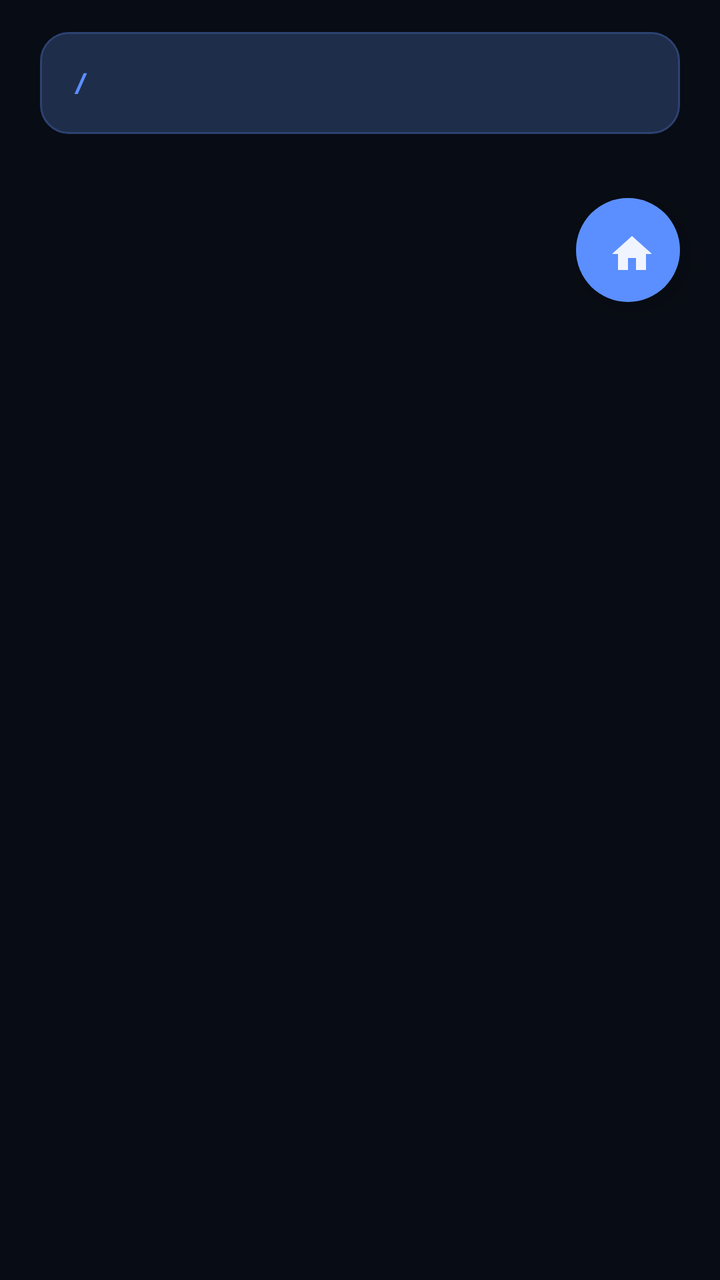
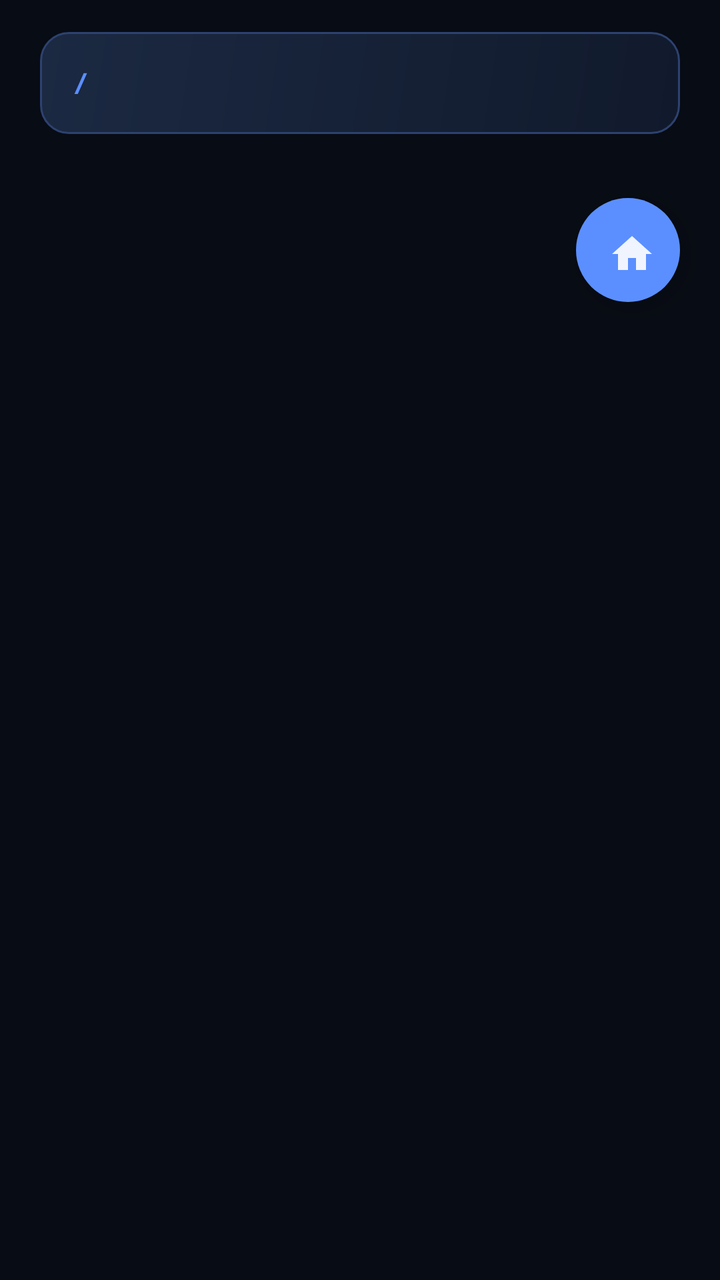

Before-and-after screenshots of an Android layout around one commit, followed by the original layout XML and the change that was made.
<!-- AndroidManifest.xml: application theme Theme.EZBox -->
<!-- res/layout/fragment_file_manager.xml -->
<?xml version="1.0" encoding="utf-8"?>
<LinearLayout xmlns:android="http://schemas.android.com/apk/res/android"
    xmlns:app="http://schemas.android.com/apk/res-auto"
    android:layout_width="match_parent"
    android:layout_height="match_parent"
    android:orientation="vertical"
    android:background="@color/ezos_bg_base">

    
    <LinearLayout
        android:layout_width="match_parent"
        android:layout_height="wrap_content"
        android:orientation="horizontal"
        android:gravity="center_vertical"
        android:padding="16dp"
        android:background="@drawable/card_glow_bg"
        android:layout_marginHorizontal="20dp"
        android:layout_marginTop="16dp"
        android:layout_marginBottom="12dp">

        <TextView
            android:id="@+id/tvPath"
            android:layout_width="0dp"
            android:layout_height="wrap_content"
            android:layout_weight="1"
            android:text="/"
            android:textColor="@color/ezos_accent"
            android:textSize="14sp"
            android:textStyle="bold"
            android:fontFamily="monospace" />
    </LinearLayout>

    
    <com.google.android.material.floatingactionbutton.FloatingActionButton
        android:id="@+id/fabGoHome"
        android:layout_width="52dp"
        android:layout_height="52dp"
        android:layout_gravity="bottom|end"
        android:layout_margin="20dp"
        android:layout_marginBottom="90dp"
        android:src="@drawable/ic_home"
        android:backgroundTint="@color/ezos_accent"
        app:elevation="8dp"
        app:borderWidth="0dp" />

    <androidx.recyclerview.widget.RecyclerView
        android:id="@+id/recyclerFiles"
        android:layout_width="match_parent"
        android:layout_height="0dp"
        android:layout_weight="1"
        android:layout_marginHorizontal="20dp"
        android:clipToPadding="false"
        android:paddingBottom="16dp" />

    <TextView
        android:id="@+id/tvEmpty"
        android:layout_width="match_parent"
        android:layout_height="wrap_content"
        android:text="No files"
        android:textColor="@color/ezos_text_secondary"
        android:textSize="14sp"
        android:gravity="center"
        android:visibility="gone" />

</LinearLayout>
<!-- resources referenced by this layout -->
<resources>
  <color name="ezos_accent">#5B8FFF</color>
  <color name="ezos_bg_base">#080C14</color>
  <color name="ezos_text_secondary">#8892B0</color>
  <!-- drawable card_glow_bg (drawable) -->
  <?xml version="1.0" encoding="utf-8"?>
  <shape xmlns:android="http://schemas.android.com/apk/res/android">
      <solid android:color="#1E2D4A" />
      <corners android:radius="14dp" />
      <stroke android:width="1dp" android:color="#2D4270" />
  </shape>
  <!-- drawable ic_home (drawable) -->
  <?xml version="1.0" encoding="utf-8"?>
  <vector xmlns:android="http://schemas.android.com/apk/res/android"
      android:width="24dp"
      android:height="24dp"
      android:viewportWidth="24"
      android:viewportHeight="24">
      <path
          android:fillColor="@android:color/white"
          android:pathData="M10,20v-6h4v6h5v-8h3L12,3 2,12h3v8z" />
  </vector>
  <style name="Theme.EZBox" parent="Theme.MaterialComponents.NoActionBar">
          <item name="android:windowBackground">@color/ezos_bg_base</item>
          <item name="colorPrimary">@color/ezos_accent_gradient_start</item>
          <item name="colorPrimaryVariant">@color/ezos_accent_gradient_end</item>
          <item name="colorOnPrimary">@color/ezos_text_primary</item>
          <item name="colorSecondary">@color/ezos_accent</item>
          <item name="colorOnSecondary">@color/ezos_text_primary</item>
          <item name="android:textColorPrimary">@color/ezos_text_primary</item>
          <item name="android:textColorSecondary">@color/ezos_text_secondary</item>
          <item name="bottomNavigationStyle">@style/EZBox.BottomNav</item>
          <item name="colorControlNormal">@color/ezos_text_secondary</item>
          <item name="colorControlActivated">@color/ezos_accent</item>
          <item name="colorControlHighlight">@color/ezos_accent</item>
          <item name="android:statusBarColor">@color/ezos_bg_base</item>
          <item name="android:navigationBarColor">@color/ezos_bg_base</item>
      </style>
  <color name="ezos_accent_gradient_start">#5B8FFF</color>
  <color name="ezos_accent_gradient_end">#8B5CF6</color>
  <color name="ezos_text_primary">#F0F4FF</color>
  <style name="EZBox.BottomNav" parent="Widget.MaterialComponents.BottomNavigationView">
          <item name="itemIconTint">@color/nav_icon_tint</item>
          <item name="itemTextColor">@color/nav_icon_tint</item>
          <item name="itemRippleColor">@color/ezos_accent</item>
          <item name="android:background">@drawable/nav_pill_bg</item>
      </style>
  <!-- drawable nav_pill_bg (drawable) -->
  <?xml version="1.0" encoding="utf-8"?>
  <shape xmlns:android="http://schemas.android.com/apk/res/android">
      <solid android:color="#E61A2540" />
      <corners android:radius="32dp" />
      <stroke android:width="1dp" android:color="@color/ezos_card_border" />
  </shape>
  <color name="ezos_card_border">#1E2D4A</color>
</resources>

<!-- the commit's change to res/layout/fragment_file_manager.xml (unified diff, before → after) -->
@@ -13,7 +13,7 @@
         android:orientation="horizontal"
         android:gravity="center_vertical"
         android:padding="16dp"
-        android:background="@drawable/card_glow_bg"
+        android:background="@drawable/ez_card"
         android:layout_marginHorizontal="20dp"
         android:layout_marginTop="16dp"
         android:layout_marginBottom="12dp">
@@ -37,7 +37,7 @@
         android:layout_height="52dp"
         android:layout_gravity="bottom|end"
         android:layout_margin="20dp"
-        android:layout_marginBottom="90dp"
+        android:layout_marginBottom="16dp"
         android:src="@drawable/ic_home"
         android:backgroundTint="@color/ezos_accent"
         app:elevation="8dp"
<!-- resource entries referenced after the edit -->
@@ -3,10 +3,13 @@
   <color name="ezos_accent">#5B8FFF</color>
   <color name="ezos_bg_base">#080C14</color>
   <color name="ezos_text_secondary">#8892B0</color>
-  <!-- drawable card_glow_bg (drawable) -->
+  <!-- drawable ez_card (drawable) -->
   <?xml version="1.0" encoding="utf-8"?>
   <shape xmlns:android="http://schemas.android.com/apk/res/android">
-      <solid android:color="#1E2D4A" />
+      <gradient
+          android:angle="315"
+          android:startColor="#1B2942"
+          android:endColor="#111A2C" />
       <corners android:radius="14dp" />
       <stroke android:width="1dp" android:color="#2D4270" />
   </shape>
